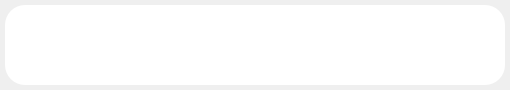
This is qt/mainwindow.ui in rgoomes/Launcher as Qt 5 draws it before an edit. The edited form follows.
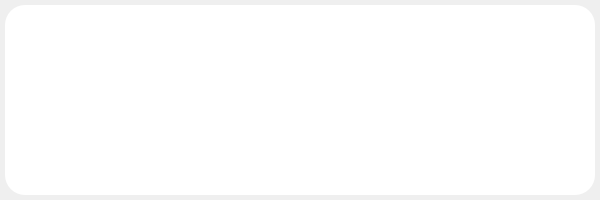
This is the edited form.

Commit message: first window with new frame (search results), +  misc

Patch:
```diff
--- a/qt/mainwindow.ui
+++ b/qt/mainwindow.ui
@@ -6,8 +6,8 @@
    <rect>
     <x>0</x>
     <y>0</y>
-    <width>510</width>
-    <height>90</height>
+    <width>600</width>
+    <height>200</height>
    </rect>
   </property>
   <property name="font">
@@ -39,33 +39,48 @@
      <widget class="QFrame" name="frame">
       <property name="minimumSize">
        <size>
-        <width>500</width>
-        <height>80</height>
+        <width>200</width>
+        <height>65</height>
        </size>
       </property>
       <property name="styleSheet">
        <string notr="true">border-radius: 20px;
 background-color: rgba(255, 255, 255, 1);</string>
       </property>
-      <widget class="QLineEdit" name="lineEdit">
-       <property name="geometry">
-        <rect>
-         <x>20</x>
-         <y>10</y>
-         <width>551</width>
-         <height>51</height>
-        </rect>
+      <layout class="QVBoxLayout" name="verticalLayout_2">
+       <item>
+        <layout class="QVBoxLayout" name="verticalLayout">
+         <item>
+          <widget class="QLineEdit" name="searchBox">
+           <property name="sizePolicy">
+            <sizepolicy hsizetype="Expanding" vsizetype="Fixed">
+             <horstretch>0</horstretch>
+             <verstretch>0</verstretch>
+            </sizepolicy>
+           </property>
+           <property name="minimumSize">
+            <size>
+             <width>0</width>
+             <height>40</height>
+            </size>
        </property>
        <property name="font">
         <font>
-         <pointsize>28</pointsize>
+             <pointsize>20</pointsize>
         </font>
        </property>
        <property name="styleSheet">
-        <string notr="true">background-color: rgba(255,255,255,0);
-border: none;</string>
-       </property>
-      </widget>
+            <string notr="true">border-radius: 0px;
+background-color: rgba(255, 255, 255, 0);</string>
+           </property>
+          </widget>
+         </item>
+         <item>
+          <widget class="QFrame" name="results"/>
+         </item>
+        </layout>
+       </item>
+      </layout>
      </widget>
     </item>
    </layout>
```
Lines whose indentation alone changed are shown as unchanged. The commit also changes 3 other files.
